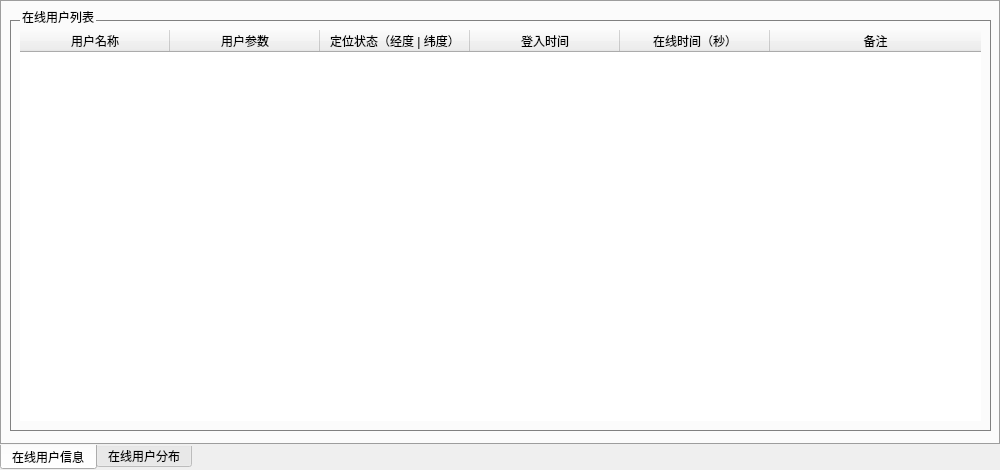
Before: the Qt Designer form widget/useronline_widget.ui in yanghang8612/SMAMMainUI, drawn with Qt 5.
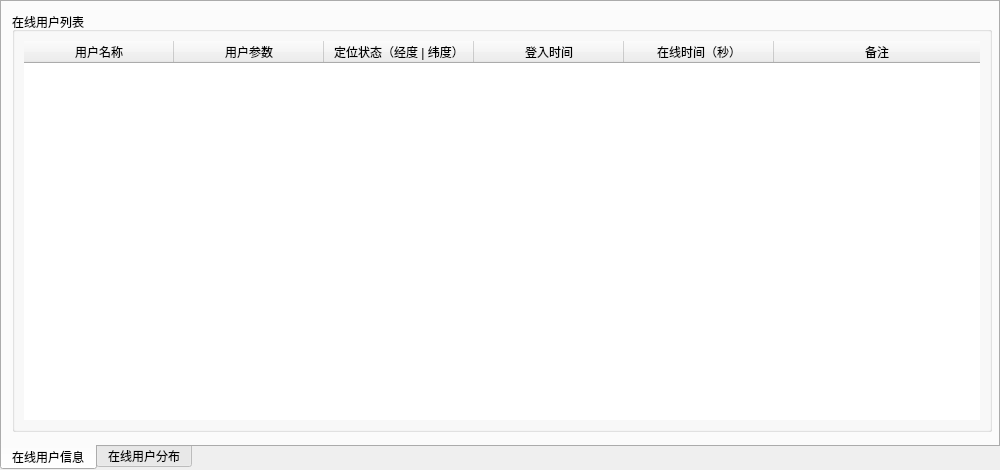
After: the same form once the commit is applied.

Diff of the .ui file:
```diff
--- a/widget/useronline_widget.ui
+++ b/widget/useronline_widget.ui
@@ -10,17 +10,6 @@
     <height>470</height>
    </rect>
   </property>
-  <property name="windowTitle">
-   <string>TabWidget</string>
-  </property>
-  <property name="styleSheet">
-   <string notr="true">QTabWidget::pane {
-  background-color: rgb(220,220,220);
-}
-*{
-   font: 12px;
-}</string>
-  </property>
   <property name="tabPosition">
    <enum>QTabWidget::South</enum>
   </property>
@@ -36,21 +25,10 @@
      <rect>
       <x>10</x>
       <y>10</y>
-      <width>981</width>
-      <height>421</height>
+      <width>980</width>
+      <height>420</height>
      </rect>
     </property>
-    <property name="styleSheet">
-     <string notr="true">QGroupBox {
-  border: 1px solid gray;
-  margin-top: 10px;
-  padding: 10px 5x 5px 5px;
-}
-QGroupBox::title {
-  top: -10px;
-  left: 10px;
-}</string>
-    </property>
     <property name="title">
      <string>在线用户列表</string>
     </property>
```
Left out of the diff: 3 changed lines with no effect on the pictures.
